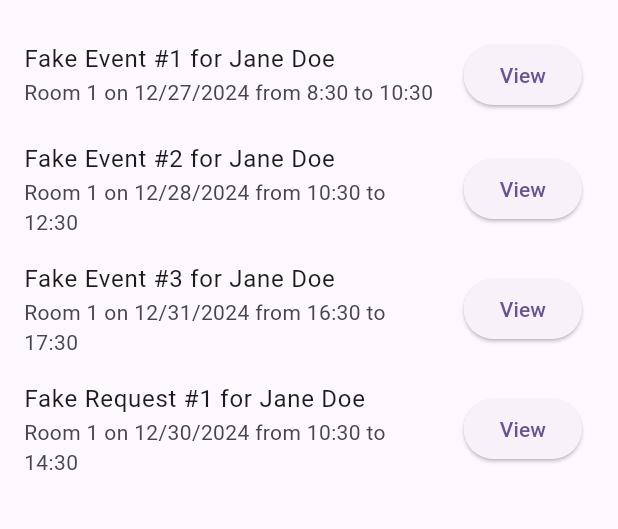
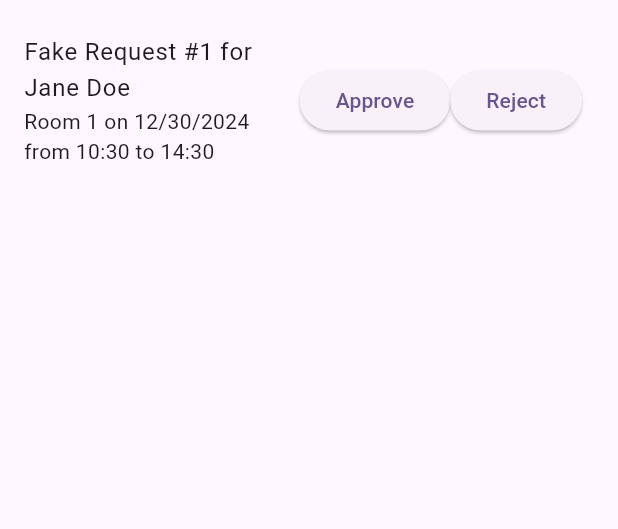
Before and after one commit to GoForthTechnology/RoomBooker, a Flutter app: the screen it shows after launch, after a tap on the "check circle" icon, on a phone screen of 412 x 824 dp, the part 63-592 px from its top. Run offline on Flutter 3.47's test engine with Material 3 defaults, Android fonts, the light colour scheme and no system bars; our stand-ins replace auto_route, firebase_core, rxdart, syncfusion_flutter_calendar; accounts and stored records are empty; statements that could not run were skipped.

Commit message:
Improve UX of review screen

```diff
--- a/lib/repos/booking_repo.dart
+++ b/lib/repos/booking_repo.dart
@@ -42,10 +42,11 @@ class BookingRepo extends ChangeNotifier {
     bookings.addAll(_bookings.map((b) => b.copyWith(
         confirmation:
             Confirmation(confirmedBy: "parker", confirmedAt: DateTime.now()))));
-    bookings.addAll(_requests);
 
     return Stream.value(bookings);
   }
+
+  Stream<List<Booking>> get requests => Stream.value(_requests);
 
   Future<void> addRequest(Booking request) async {
     _requests.add(request);
--- a/lib/screens/review_bookings_screen.dart
+++ b/lib/screens/review_bookings_screen.dart
@@ -1,6 +1,9 @@
 import 'package:auto_route/auto_route.dart';
 import 'package:flutter/material.dart';
+import 'package:room_booker/entities/booking.dart';
 import 'package:room_booker/widgets/pending_bookings.dart';
+import 'package:room_booker/widgets/streaming_calendar.dart';
+import 'package:syncfusion_flutter_calendar/calendar.dart';
 
 @RoutePage()
 class ReviewBookingsScreen extends StatelessWidget {
@@ -12,12 +15,77 @@ class ReviewBookingsScreen extends StatelessWidget {
         appBar: AppBar(
           title: const Text('Bookings to Review'),
         ),
-        body: SingleChildScrollView(
-          child: Column(
-            children: [
-              Expanded(child: PendingBookings(onFocusBooking: (b) {})),
-            ],
-          ),
-        ));
+        body: const ReviewPanel());
   }
 }
+
+class ReviewPanel extends StatefulWidget {
+  const ReviewPanel({super.key});
+
+  @override
+  State<ReviewPanel> createState() => _ReviewPanelState();
+}
+
+class _ReviewPanelState extends State<ReviewPanel> {
+  Appointment? appointment;
+
+  @override
+  Widget build(BuildContext context) {
+    return SingleChildScrollView(
+      child: Row(
+        crossAxisAlignment: CrossAxisAlignment.start,
+        children: [
+          Flexible(
+              flex: 2,
+              child: PendingBookings(onFocusBooking: (b) {
+                setState(() {
+                  if (appointment != null) {
+                    appointment = null;
+                  } else {
+                    appointment = Appointment(
+                        startTime: b.eventStartTime,
+                        endTime: b.eventEndTime,
+                        subject: b.eventName,
+                        notes: b.message);
+                  }
+                });
+              })),
+          if (appointment != null)
+            Flexible(
+                flex: 1,
+                child: SizedBox(
+                  height: 600,
+                  child: StreamingCalendar(
+                    stateStream: Stream.value(getState()),
+                    view: CalendarView.day,
+                    displayDate: appointment?.startTime,
+                  ),
+                )),
+        ],
+      ),
+    );
+  }
+
+  CalendarState getState() {
+    List<Booking> bookings = [];
+    if (appointment != null) {
+      bookings.add(Booking(
+        name: 'Default Name',
+        email: 'default@example.com',
+        phone: '123-456-7890',
+        eventName: appointment!.subject,
+        eventStartTime: appointment!.startTime,
+        eventEndTime: appointment!.endTime,
+        attendance: 0,
+        selectedRoom: 'Default Room',
+        message: appointment!.notes ?? "",
+        doorUnlockTime: appointment!.startTime,
+        doorLockTime: appointment!.endTime,
+      ));
+    }
+    return CalendarState(
+      bookings: bookings,
+      blackoutWindows: [],
+    );
+  }
+}
--- a/lib/widgets/pending_bookings.dart
+++ b/lib/widgets/pending_bookings.dart
@@ -12,15 +12,16 @@ class PendingBookings extends StatelessWidget {
   Widget build(BuildContext context) {
     return Consumer<BookingRepo>(
       builder: (context, repo, child) => StreamBuilder(
-        stream: repo.bookings,
+        stream: repo.requests,
         builder: (context, snapshot) {
           if (!snapshot.hasData) {
             return const CircularProgressIndicator();
           }
-          return BookingList(
+          return Expanded(
+              child: BookingList(
             bookings: snapshot.data!,
             onFocusBooking: onFocusBooking,
-          );
+          ));
         },
       ),
     );
@@ -40,18 +41,84 @@ class BookingList extends StatelessWidget {
       shrinkWrap: true,
       itemCount: bookings.length,
       itemBuilder: (context, index) {
-        final booking = bookings[index];
-        return ListTile(
-          title: Text(bookingTitle(booking)),
-          subtitle: Text(bookingSubtitle(booking)),
-          trailing: ElevatedButton(
-            onPressed: () => onFocusBooking(booking),
-            child: const Text('View'),
-          ),
+        return BookingTile(
+          booking: bookings[index],
+          onFocusBooking: onFocusBooking,
         );
       },
     );
   }
+}
+
+class BookingTile extends StatelessWidget {
+  final Function(Booking) onFocusBooking;
+  final Booking booking;
+
+  const BookingTile(
+      {super.key, required this.onFocusBooking, required this.booking});
+
+  @override
+  Widget build(BuildContext context) {
+    return ExpansionTile(
+      title: Text(bookingTitle(booking)),
+      subtitle: Text(bookingSubtitle(booking)),
+      trailing: Row(
+        mainAxisSize: MainAxisSize.min,
+        children: [
+          ElevatedButton(
+            onPressed: () => onFocusBooking(booking),
+            child: const Text('Approve'),
+          ),
+          ElevatedButton(
+            onPressed: () => onFocusBooking(booking),
+            child: const Text('Reject'),
+          )
+        ],
+      ),
+      expandedAlignment: Alignment.topLeft,
+      expandedCrossAxisAlignment: CrossAxisAlignment.start,
+      children: [
+        Row(
+          children: [
+            detailTable(booking),
+            Column(
+              children: [
+                ElevatedButton(
+                    onPressed: () => onFocusBooking(booking),
+                    child: const Text("Toggle Calendar")),
+              ],
+            )
+          ],
+        )
+      ],
+    );
+  }
+}
+
+Table detailTable(Booking booking) {
+  return Table(
+    defaultColumnWidth: const FixedColumnWidth(200),
+    children: [
+      bookingField('Attendance', booking.attendance.toString()),
+      bookingField('Phone', booking.phone),
+      bookingField('Email', booking.email),
+      bookingField('Start Time',
+          "${formatDate(booking.eventStartTime)} ${formatTime(booking.eventStartTime)}"),
+      bookingField('End Time',
+          "${formatDate(booking.eventEndTime)} ${formatTime(booking.eventEndTime)}"),
+    ],
+  );
+}
+
+TableRow bookingField(String label, String value) {
+  return TableRow(children: [
+    TableCell(
+      child: Text(label, style: const TextStyle(fontWeight: FontWeight.bold)),
+    ),
+    TableCell(
+      child: Text(value),
+    ),
+  ]);
 }
 
 String bookingTitle(Booking booking) {
--- a/lib/widgets/streaming_calendar.dart
+++ b/lib/widgets/streaming_calendar.dart
@@ -30,9 +30,10 @@ class StreamingCalendar extends StatefulWidget {
   final bool showDatePickerButton;
   final bool showTodayButton;
   final CalendarView view;
+  final DateTime? selectedDate;
+  final DateTime? displayDate;
   final Function(CalendarTapDetails)? onTap;
   final Function(Booking)? onTapBooking;
-  final CalendarController controller = CalendarController();
 
   final bool allowAppointmentResize;
   final Function(ResizeDetails)? onAppointmentResizeEnd;
@@ -47,6 +48,8 @@ class StreamingCalendar extends StatefulWidget {
       this.showDatePickerButton = false,
       this.showTodayButton = false,
       this.onAppointmentResizeEnd,
+      this.selectedDate,
+      this.displayDate,
       this.allowAppointmentResize = false}); // Added controller parameter
 
   @override
@@ -54,6 +57,15 @@ class StreamingCalendar extends StatefulWidget {
 }
 
 class _StreamingCalendarState extends State<StreamingCalendar> {
+  final CalendarController controller = CalendarController();
+
+  @override
+  void initState() {
+    controller.selectedDate = widget.selectedDate;
+    controller.displayDate = widget.displayDate;
+    super.initState();
+  }
+
   @override
   Widget build(BuildContext context) {
     return StreamBuilder(
@@ -98,7 +110,7 @@ class _StreamingCalendarState extends State<StreamingCalendar> {
           }
         }
       },
-      controller: widget.controller,
+      controller: controller,
       dataSource: DataSource(appointments),
       showNavigationArrow: widget.showNavigationArrow,
       showDatePickerButton: widget.showDatePickerButton,
```
